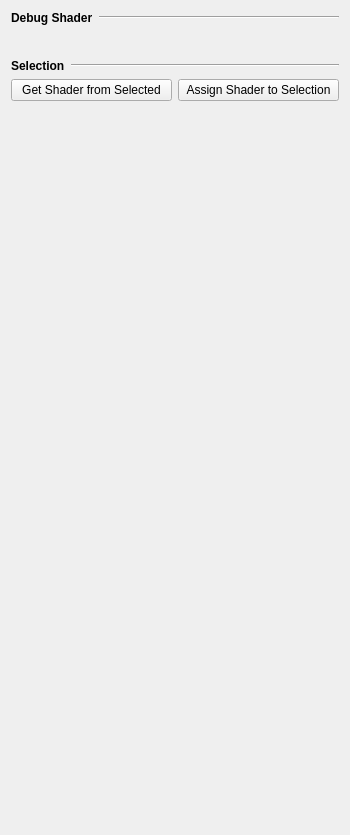
The window that Maya_Tools/Developer/Main/MODULE/ShaderTools/UI/ShaderTools.ui (code-google-com/mayatools) describes before a commit, drawn with Qt 5.
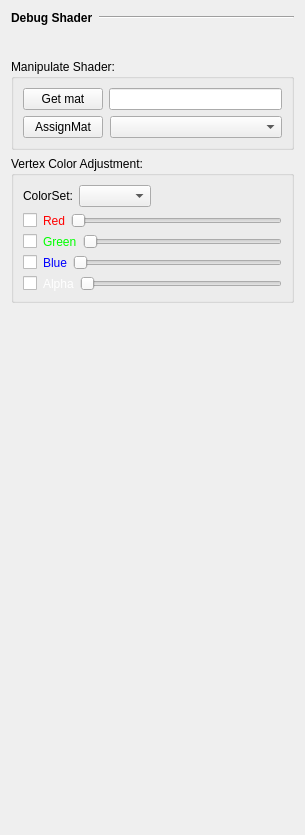
The same window after the commit. Icons and pictures are not drawn.

What changed in the file:
```diff
--- a/Maya_Tools/Developer/Main/MODULE/ShaderTools/UI/ShaderTools.ui
+++ b/Maya_Tools/Developer/Main/MODULE/ShaderTools/UI/ShaderTools.ui
@@ -6,14 +6,14 @@
    <rect>
     <x>0</x>
     <y>0</y>
-    <width>350</width>
+    <width>305</width>
     <height>835</height>
    </rect>
   </property>
   <property name="windowTitle">
    <string>Form</string>
   </property>
-  <layout class="QVBoxLayout" name="verticalLayout">
+  <layout class="QVBoxLayout" name="verticalLayout_3">
    <item>
     <layout class="QHBoxLayout" name="horizontalLayout">
      <item>
@@ -175,52 +175,198 @@
     </layout>
    </item>
    <item>
-    <layout class="QHBoxLayout" name="horizontalLayout_2">
-     <item>
-      <widget class="QLabel" name="label_2">
-       <property name="sizePolicy">
-        <sizepolicy hsizetype="Maximum" vsizetype="Preferred">
-         <horstretch>0</horstretch>
-         <verstretch>0</verstretch>
-        </sizepolicy>
-       </property>
-       <property name="font">
-        <font>
-         <weight>75</weight>
-         <bold>true</bold>
-        </font>
-       </property>
-       <property name="text">
-        <string>Selection</string>
-       </property>
-      </widget>
-     </item>
-     <item>
-      <widget class="Line" name="line_2">
-       <property name="orientation">
-        <enum>Qt::Horizontal</enum>
-       </property>
-      </widget>
-     </item>
-    </layout>
+    <widget class="QGroupBox" name="groupBox">
+     <property name="title">
+      <string>Manipulate Shader:</string>
+     </property>
+     <layout class="QVBoxLayout" name="verticalLayout">
+      <item>
+       <layout class="QHBoxLayout" name="horizontalLayout_2">
+        <item>
+         <widget class="QPushButton" name="pushButton_3">
+          <property name="text">
+           <string>Get mat</string>
+          </property>
+         </widget>
+        </item>
+        <item>
+         <widget class="QLineEdit" name="lineEdit"/>
+        </item>
+       </layout>
+      </item>
+      <item>
+       <layout class="QHBoxLayout" name="horizontalLayout_3">
+        <property name="spacing">
+         <number>7</number>
+        </property>
+        <item>
+         <widget class="QPushButton" name="pushButton_6">
+          <property name="sizePolicy">
+           <sizepolicy hsizetype="Fixed" vsizetype="Fixed">
+            <horstretch>0</horstretch>
+            <verstretch>0</verstretch>
+           </sizepolicy>
+          </property>
+          <property name="text">
+           <string>AssignMat</string>
+          </property>
+         </widget>
+        </item>
+        <item>
+         <widget class="QComboBox" name="comboBox"/>
+        </item>
+       </layout>
+      </item>
+     </layout>
+    </widget>
    </item>
    <item>
-    <layout class="QHBoxLayout" name="horizontalLayout_3">
-     <item>
-      <widget class="QPushButton" name="pushButton_3">
-       <property name="text">
-        <string>Get Shader from Selected</string>
-       </property>
-      </widget>
-     </item>
-     <item>
-      <widget class="QPushButton" name="pushButton_6">
-       <property name="text">
-        <string>Assign Shader to Selection</string>
-       </property>
-      </widget>
-     </item>
-    </layout>
+    <widget class="QGroupBox" name="groupBox_2">
+     <property name="title">
+      <string>Vertex Color Adjustment:</string>
+     </property>
+     <layout class="QVBoxLayout" name="verticalLayout_2">
+      <item>
+       <layout class="QHBoxLayout" name="horizontalLayout_5">
+        <item>
+         <widget class="QLabel" name="label_2">
+          <property name="text">
+           <string>ColorSet:</string>
+          </property>
+         </widget>
+        </item>
+        <item>
+         <widget class="QComboBox" name="comboBox_2"/>
+        </item>
+        <item>
+         <spacer name="horizontalSpacer">
+          <property name="orientation">
+           <enum>Qt::Horizontal</enum>
+          </property>
+          <property name="sizeHint" stdset="0">
+           <size>
+            <width>40</width>
+            <height>20</height>
+           </size>
+          </property>
+         </spacer>
+        </item>
+       </layout>
+      </item>
+      <item>
+       <layout class="QHBoxLayout" name="horizontalLayout_8">
+        <item>
+         <widget class="QCheckBox" name="checkBox">
+          <property name="text">
+           <string/>
+          </property>
+         </widget>
+        </item>
+        <item>
+         <widget class="QLabel" name="label_3">
+          <property name="styleSheet">
+           <string notr="true">color: rgb(255, 0, 0);</string>
+          </property>
+          <property name="text">
+           <string>Red</string>
+          </property>
+         </widget>
+        </item>
+        <item>
+         <widget class="QSlider" name="horizontalSlider">
+          <property name="orientation">
+           <enum>Qt::Horizontal</enum>
+          </property>
+         </widget>
+        </item>
+       </layout>
+      </item>
+      <item>
+       <layout class="QHBoxLayout" name="horizontalLayout_9">
+        <item>
+         <widget class="QCheckBox" name="checkBox_2">
+          <property name="text">
+           <string/>
+          </property>
+         </widget>
+        </item>
+        <item>
+         <widget class="QLabel" name="label_4">
+          <property name="styleSheet">
+           <string notr="true">color: rgb(0, 255, 0);</string>
+          </property>
+          <property name="text">
+           <string>Green</string>
+          </property>
+         </widget>
+        </item>
+        <item>
+         <widget class="QSlider" name="horizontalSlider_2">
+          <property name="orientation">
+           <enum>Qt::Horizontal</enum>
+          </property>
+         </widget>
+        </item>
+       </layout>
+      </item>
+      <item>
+       <layout class="QHBoxLayout" name="horizontalLayout_10">
+        <item>
+         <widget class="QCheckBox" name="checkBox_3">
+          <property name="text">
+           <string/>
+          </property>
+         </widget>
+        </item>
+        <item>
+         <widget class="QLabel" name="label_5">
+          <property name="styleSheet">
+           <string notr="true">color: rgb(0, 0, 255);</string>
+          </property>
+          <property name="text">
+           <string>Blue</string>
+          </property>
+         </widget>
+        </item>
+        <item>
+         <widget class="QSlider" name="horizontalSlider_3">
+          <property name="orientation">
+           <enum>Qt::Horizontal</enum>
+          </property>
+         </widget>
+        </item>
+       </layout>
+      </item>
+      <item>
+       <layout class="QHBoxLayout" name="horizontalLayout_11">
+        <item>
+         <widget class="QCheckBox" name="checkBox_4">
+          <property name="text">
+           <string/>
+          </property>
+         </widget>
+        </item>
+        <item>
+         <widget class="QLabel" name="label_6">
+          <property name="styleSheet">
+           <string notr="true">color: rgb(255, 255, 255);</string>
+          </property>
+          <property name="text">
+           <string>Alpha</string>
+          </property>
+         </widget>
+        </item>
+        <item>
+         <widget class="QSlider" name="horizontalSlider_4">
+          <property name="orientation">
+           <enum>Qt::Horizontal</enum>
+          </property>
+         </widget>
+        </item>
+       </layout>
+      </item>
+     </layout>
+    </widget>
    </item>
    <item>
     <spacer name="verticalSpacer">
```
